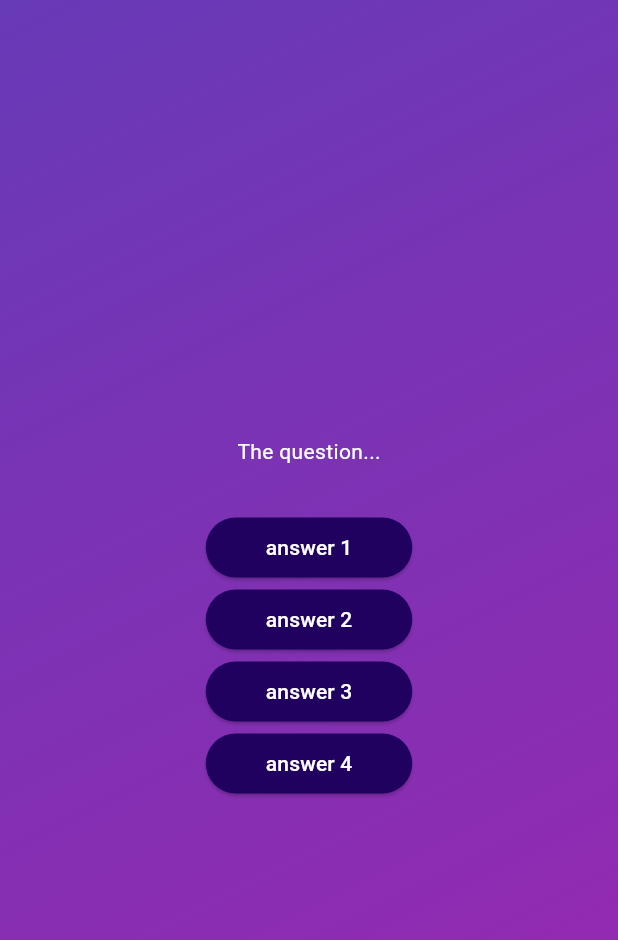
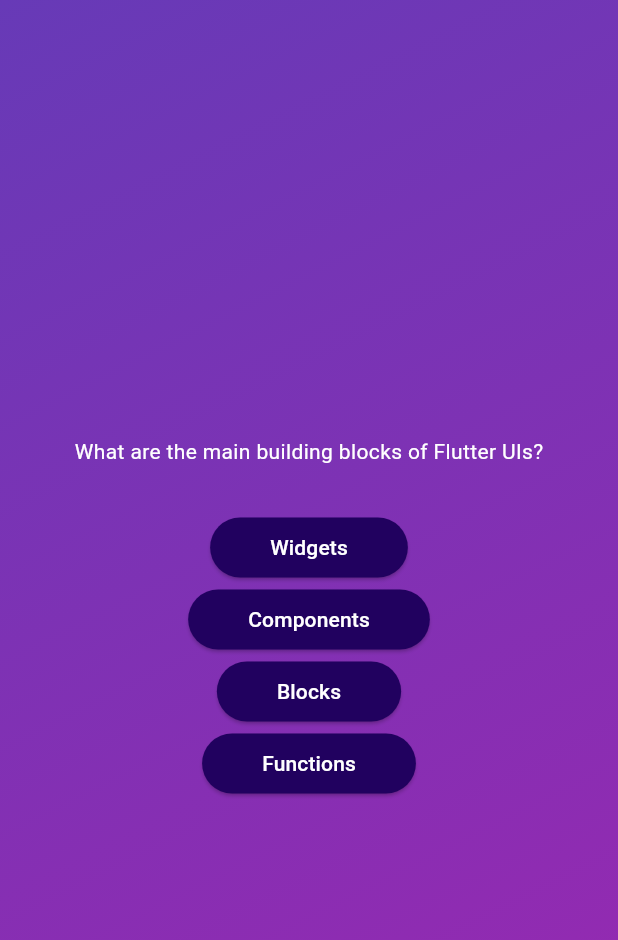
Before and after one commit to ssangttuce/FlutterEx2, a Flutter app: the screen it shows after launch, after a tap on "Start Quiz", on a phone screen of 412 x 824 dp. Shown: the top 940 px of the screen. Run offline on Flutter 3.47's test engine with Material 3 defaults, Android fonts, the phone set to English and light mode, and no system bars.

Commit message:
create quiz widgets in dynamic way

```diff
--- a/lib/questions_screen.dart
+++ b/lib/questions_screen.dart
@@ -1,5 +1,6 @@
 import 'package:flutter/material.dart';
 import 'package:second_app/answer_button.dart';
+import 'package:second_app/data/questions.dart';
 
 class QuestionsScreen extends StatefulWidget {
   const QuestionsScreen({super.key});
@@ -13,34 +14,42 @@ class QuestionsScreen extends StatefulWidget {
 class _QuestionsScreenState extends State<QuestionsScreen> {
   @override
   Widget build(context) {
+    final currentQuestion = questions[0];
+
     return SizedBox(
       width: double.infinity,
       child: Column(
         mainAxisAlignment: MainAxisAlignment.center,
         children: [
-          const Text(
-            "The question...",
-            style: TextStyle(
+          Text(
+            currentQuestion.text,
+            style: const TextStyle(
               color: Colors.white,
             ),
           ),
           const SizedBox(height: 30),
-          AnswerButton(
-            answerText: "answer 1",
-            onTap: () {},
-          ),
-          AnswerButton(
-            answerText: "answer 2",
-            onTap: () {},
-          ),
-          AnswerButton(
-            answerText: "answer 3",
-            onTap: () {},
-          ),
-          AnswerButton(
-            answerText: "answer 4",
-            onTap: () {},
-          ),
+          ...currentQuestion.answers.map((answer) {
+            return AnswerButton(
+              answerText: answer,
+              onTap: () {},
+            );
+          }),
+          // AnswerButton(
+          //   answerText: currentQuestion.answers[0],
+          //   onTap: () {},
+          // ),
+          // AnswerButton(
+          //   answerText: currentQuestion.answers[1],
+          //   onTap: () {},
+          // ),
+          // AnswerButton(
+          //   answerText: currentQuestion.answers[2],
+          //   onTap: () {},
+          // ),
+          // AnswerButton(
+          //   answerText: currentQuestion.answers[3],
+          //   onTap: () {},
+          // ),
         ],
       ),
     );
```
